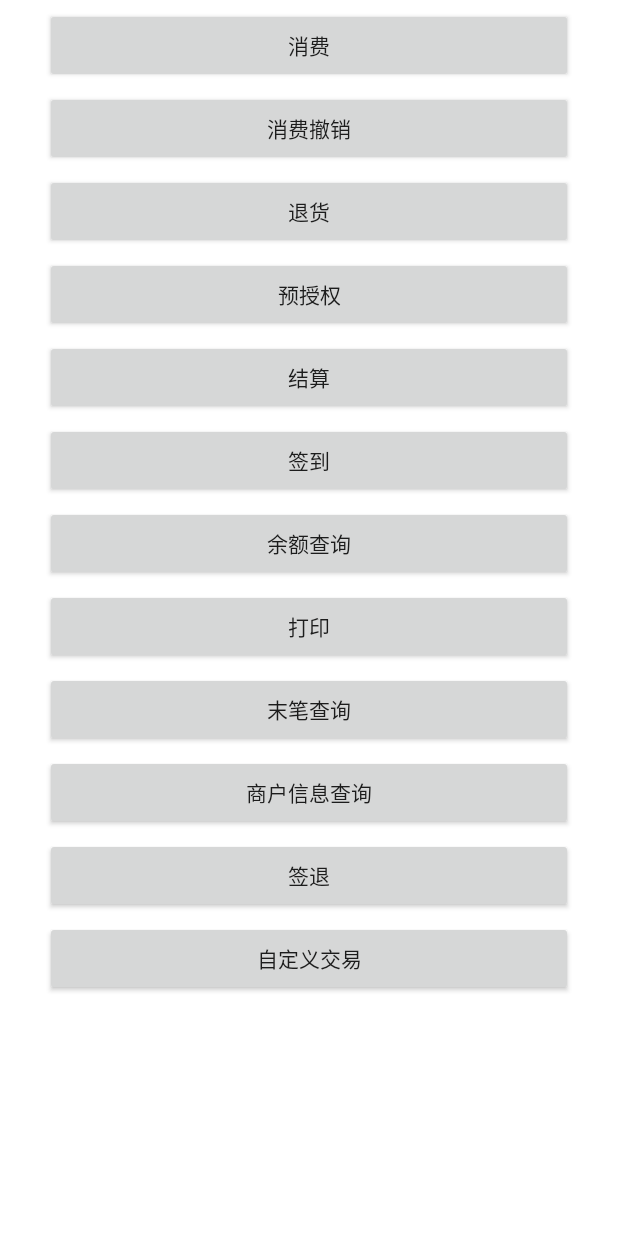
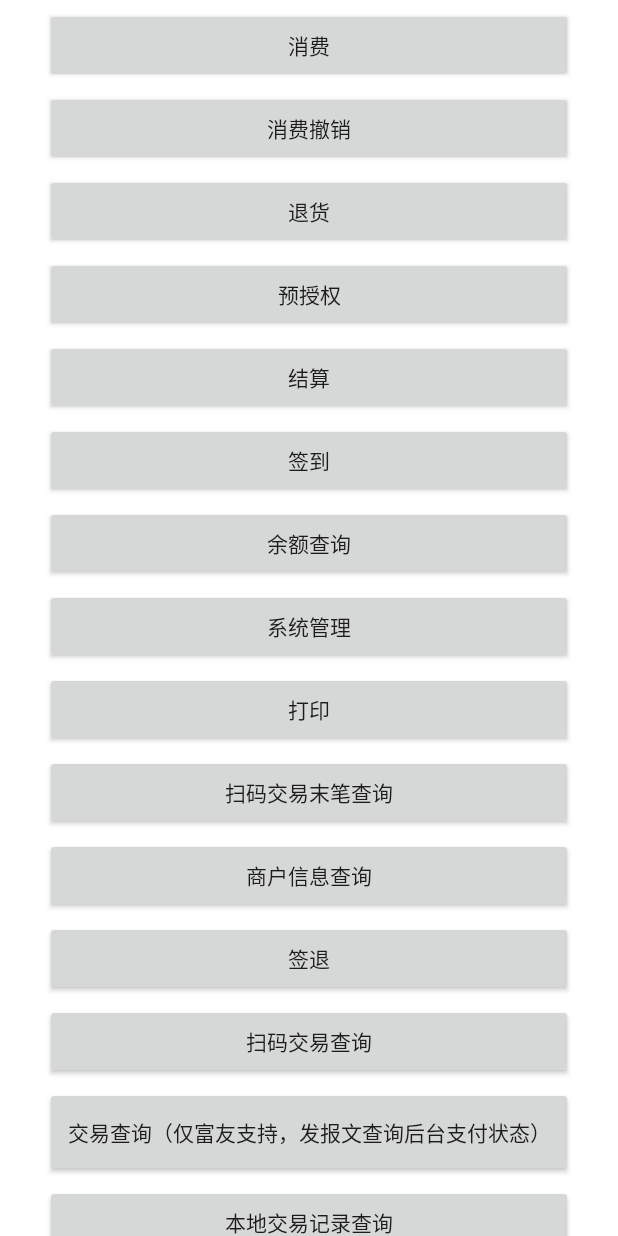
Before and after one commit to chuwuwang/sunmi-export-api-demo, an Android app: the screen it shows after launch (MainActivity), on a phone screen of 412 x 824 dp. Run offline under Robolectric (Android 15) with nearby library versions, the phone set to English and light mode, and no system bars.

Commit message:
0005582: L3 dome末笔查询应该是扫描末笔查询。

```diff
--- a/L3Demo/app/src/main/AndroidManifest.xml
+++ b/L3Demo/app/src/main/AndroidManifest.xml
@@ -20,6 +20,8 @@
         <activity android:name=".RevokeActivity" />
         <activity android:name=".ResultActivity" />
         <activity android:name=".CustomConsumeActivity" />
+        <activity android:name=".QrCodeTransactionQueryActivity" />
+        <activity android:name=".LocalRecordTransactionQueryActivity" />
 
         <!--接收结果广播-->
         <receiver android:name=".ResultReceiver">
--- a/L3Demo/app/src/main/java/sunmi/l3demo/Constants.java
+++ /dev/null
@@ -1,11 +0,0 @@
-package sunmi.l3demo;
-
-/**
- * @author by lj on 2017/6/16.
- */
-
-public class Constants {
-
-    public static boolean signBtnEnable = true;
-
-}
--- a/L3Demo/app/src/main/java/sunmi/l3demo/ConsumeActivity.java
+++ b/L3Demo/app/src/main/java/sunmi/l3demo/ConsumeActivity.java
@@ -3,7 +3,6 @@ package sunmi.l3demo;
 import android.app.Activity;
 import android.content.Intent;
 import android.os.Bundle;
-import android.text.TextUtils;
 import android.view.View;
 import android.widget.Button;
 import android.widget.CheckBox;
@@ -33,7 +32,6 @@ public class ConsumeActivity extends Activity implements View.OnClickListener {
     @Override
     protected void onCreate(Bundle savedInstanceState) {
         super.onCreate(savedInstanceState);
-        Constants.signBtnEnable = true;
         setContentView(R.layout.activity_consume);
         initView();
     }
--- a/L3Demo/app/src/main/java/sunmi/l3demo/CustomConsumeActivity.java
+++ b/L3Demo/app/src/main/java/sunmi/l3demo/CustomConsumeActivity.java
@@ -32,7 +32,6 @@ public class CustomConsumeActivity extends Activity implements View.OnClickListe
     @Override
     protected void onCreate(Bundle savedInstanceState) {
         super.onCreate(savedInstanceState);
-        Constants.signBtnEnable = true;
         setContentView(R.layout.activity_custom_consume);
         initView();
     }
--- a/L3Demo/app/src/main/java/sunmi/l3demo/MainActivity.java
+++ b/L3Demo/app/src/main/java/sunmi/l3demo/MainActivity.java
@@ -2,20 +2,17 @@ package sunmi.l3demo;
 
 import android.app.Activity;
 import android.content.Intent;
-import android.content.pm.PackageManager;
-import android.content.pm.ResolveInfo;
 import android.os.Bundle;
 import android.view.View;
 import android.view.View.OnClickListener;
 import android.widget.Button;
 import android.widget.Toast;
 
-import java.util.List;
-
 public class MainActivity extends Activity implements OnClickListener {
 
     private Button signBtn, consumeBtn, revokeBtn, preAuthBtn, returnGoodsBtn, settlementBtn, queryBalanceBtn,
             systemManagerBtn, printBtn, lastTransactionQueryBtn, queryMerchantBtn, signOutBtn, selectConsumptionBtn;
+    private Button qrCodeTransactionQueryBtn, fyTransactionQueryBtn, localRecordTransactionQueryBtn;
 
     @Override
     protected void onCreate(Bundle savedInstanceState) {
@@ -33,6 +30,9 @@ public class MainActivity extends Activity implements OnClickListener {
         lastTransactionQueryBtn = (Button) findViewById(R.id.btn_last_transaction_query);
         queryMerchantBtn = (Button) findViewById(R.id.btn_query_merchant);
         signOutBtn = (Button) findViewById(R.id.btn_sign_out);
+        qrCodeTransactionQueryBtn = (Button) findViewById(R.id.btn_query_qrCode_transaction);
+        fyTransactionQueryBtn = (Button) findViewById(R.id.btn_query_transaction_fy);
+        localRecordTransactionQueryBtn = (Button) findViewById(R.id.btn_query_transaction_local_record);
         selectConsumptionBtn = (Button) findViewById(R.id.btn_select_consumption);
 
         settlementBtn.setOnClickListener(this);
@@ -48,22 +48,22 @@ public class MainActivity extends Activity implements OnClickListener {
         revokeBtn.setOnClickListener(this);
         preAuthBtn.setOnClickListener(this);
         returnGoodsBtn.setOnClickListener(this);
+        qrCodeTransactionQueryBtn.setOnClickListener(this);
+        fyTransactionQueryBtn.setOnClickListener(this);
+        localRecordTransactionQueryBtn.setOnClickListener(this);
     }
 
 
     @Override
     public void onClick(View v) {
+        setEnable(false);
         Intent intent = new Intent("sunmi.payment.L3");
-        String transId = System.currentTimeMillis() + "";
-        intent.putExtra("transId", transId);
-        Constants.signBtnEnable = false;
-        setEnable();
         switch (v.getId()) {
             // 消费
             case R.id.btn_consume:
                 startActivity(new Intent(this, ConsumeActivity.class));
                 return;
-            //消费撤销
+            // 消费撤销
             case R.id.btn_revoke:
                 startActivity(new Intent(this, RevokeActivity.class));
                 return;
@@ -78,54 +78,60 @@ public class MainActivity extends Activity implements OnClickListener {
             // 结算
             case R.id.btn_settlement:
                 intent.putExtra("transType", 7);
-                intent.putExtra("appId", getPackageName());
                 break;
             // 签到
             case R.id.btn_sign:
                 intent.putExtra("transType", 8);
-                intent.putExtra("appId", getPackageName());
                 break;
             // 余额查询
             case R.id.btn_query_balance:
                 intent.putExtra("transType", 9);
-                intent.putExtra("appId", getPackageName());
                 break;
             // 系统管理
             case R.id.btn_system_manager:
                 intent.putExtra("transType", 10);
-                intent.putExtra("appId", getPackageName());
                 break;
             // 打印
             case R.id.btn_print:
                 intent.putExtra("transType", 11);
-                intent.putExtra("appId", getPackageName());
                 break;
             // 末笔查询
             case R.id.btn_last_transaction_query:
                 intent.putExtra("transType", 12);
-                intent.putExtra("appId", getPackageName());
                 break;
             // 商户信息查询
             case R.id.btn_query_merchant:
                 intent.putExtra("transType", 13);
-                intent.putExtra("appId", getPackageName());
                 break;
             // 签退
             case R.id.btn_sign_out:
                 intent.putExtra("transType", 15);
-                intent.putExtra("appId", getPackageName());
                 break;
+            // 扫码交易查询
+            case R.id.btn_query_qrCode_transaction:
+                startActivity(new Intent(this, QrCodeTransactionQueryActivity.class));
+                return;
+            // 交易查询（仅富友支持，发报文查询后台支付状态）
+            case R.id.btn_query_transaction_fy:
+                intent.putExtra("transType", 17);
+                break;
+            // 本地交易记录查询
+            case R.id.btn_query_transaction_local_record:
+                startActivity(new Intent(this, LocalRecordTransactionQueryActivity.class));
+                return;
+            // 自定义交易
             case R.id.btn_select_consumption:
                 startActivity(new Intent(this, CustomConsumeActivity.class));
                 return;
             default:
                 break;
         }
-        if (isIntentExisting(intent)) {
+        intent.putExtra("appId", getPackageName());
+        intent.putExtra("transId", System.currentTimeMillis() + "");
+        if (Util.isIntentExisting(intent, this)) {
             startActivity(intent);
         } else {
-            Constants.signBtnEnable = true;
-            setEnable();
+            setEnable(true);
             Toast.makeText(this, "此机器上没有安装L3应用", Toast.LENGTH_SHORT).show();
         }
     }
@@ -133,32 +139,27 @@ public class MainActivity extends Activity implements OnClickListener {
     @Override
     protected void onResume() {
         super.onResume();
-        Constants.signBtnEnable = true;
-        setEnable();
+        setEnable(true);
     }
 
-    private void setEnable() {
-        signBtn.setEnabled(Constants.signBtnEnable);
-        consumeBtn.setEnabled(Constants.signBtnEnable);
-        revokeBtn.setEnabled(Constants.signBtnEnable);
-        preAuthBtn.setEnabled(Constants.signBtnEnable);
-        returnGoodsBtn.setEnabled(Constants.signBtnEnable);
-        settlementBtn.setEnabled(Constants.signBtnEnable);
-        queryBalanceBtn.setEnabled(Constants.signBtnEnable);
-        systemManagerBtn.setEnabled(Constants.signBtnEnable);
-        printBtn.setEnabled(Constants.signBtnEnable);
-        lastTransactionQueryBtn.setEnabled(Constants.signBtnEnable);
-        queryMerchantBtn.setEnabled(Constants.signBtnEnable);
-        signOutBtn.setEnabled(Constants.signBtnEnable);
-        selectConsumptionBtn.setEnabled(Constants.signBtnEnable);
+    private void setEnable(boolean enable) {
+        signBtn.setEnabled(enable);
+        consumeBtn.setEnabled(enable);
+        revokeBtn.setEnabled(enable);
+        preAuthBtn.setEnabled(enable);
+        returnGoodsBtn.setEnabled(enable);
+        settlementBtn.setEnabled(enable);
+        queryBalanceBtn.setEnabled(enable);
+        systemManagerBtn.setEnabled(enable);
+        printBtn.setEnabled(enable);
+        lastTransactionQueryBtn.setEnabled(enable);
+        queryMerchantBtn.setEnabled(enable);
+        signOutBtn.setEnabled(enable);
+        selectConsumptionBtn.setEnabled(enable);
+        qrCodeTransactionQueryBtn.setEnabled(enable);
+        fyTransactionQueryBtn.setEnabled(enable);
+        localRecordTransactionQueryBtn.setEnabled(enable);
     }
 
-    public boolean isIntentExisting(Intent intent) {
-        final PackageManager packageManager = getPackageManager();
-        List<ResolveInfo> resolveInfo =
-                packageManager.queryIntentActivities(intent,
-                        PackageManager.MATCH_DEFAULT_ONLY);
-        return resolveInfo.size() > 0;
-    }
 
 }
--- a/L3Demo/app/src/main/java/sunmi/l3demo/PreAuthActivity.java
+++ b/L3Demo/app/src/main/java/sunmi/l3demo/PreAuthActivity.java
@@ -45,7 +45,6 @@ public class PreAuthActivity extends Activity implements View.OnClickListener, C
     @Override
     protected void onCreate(Bundle savedInstanceState) {
         super.onCreate(savedInstanceState);
-        Constants.signBtnEnable = true;
         setContentView(R.layout.activity_preauth);
         initView();
     }
--- a/L3Demo/app/src/main/java/sunmi/l3demo/ResultReceiver.java
+++ b/L3Demo/app/src/main/java/sunmi/l3demo/ResultReceiver.java
@@ -48,6 +48,7 @@ public class ResultReceiver extends BroadcastReceiver {
             long totalAmount = intent.getLongExtra("totalAmount", -1L);
             String qrOrderNo = intent.getStringExtra("qrOrderNo");
             String authNo = intent.getStringExtra("authNo");
+            String answerCode = intent.getStringExtra("answerCode");
             int transactionType = intent.getIntExtra("transactionType", -1);
             int transactionPlatform = intent.getIntExtra("transactionPlatform", -1);
             int qrCodeScanModel = intent.getIntExtra("qrCodeScanModel", -1);
@@ -124,6 +125,9 @@ public class ResultReceiver extends BroadcastReceiver {
             if (!TextUtils.isEmpty(qrOrderNo)) {
                 resultInfo = resultInfo + "\n qrOrderNo:" + qrOrderNo;
             }
+            if (!TextUtils.isEmpty(answerCode)) {
+                resultInfo = resultInfo + "\n answerCode:" + answerCode;
+            }
             if (transactionType != -1) {
                 resultInfo = resultInfo + "\n transactionType:" + transactionType;
             }
--- a/L3Demo/app/src/main/java/sunmi/l3demo/ReturnGoodsActivity.java
+++ b/L3Demo/app/src/main/java/sunmi/l3demo/ReturnGoodsActivity.java
@@ -34,7 +34,6 @@ public class ReturnGoodsActivity extends Activity implements View.OnClickListene
     @Override
     protected void onCreate(Bundle savedInstanceState) {
         super.onCreate(savedInstanceState);
-        Constants.signBtnEnable = true;
         setContentView(R.layout.activity_refund);
         initView();
     }
--- a/L3Demo/app/src/main/java/sunmi/l3demo/RevokeActivity.java
+++ b/L3Demo/app/src/main/java/sunmi/l3demo/RevokeActivity.java
@@ -33,7 +33,6 @@ public class RevokeActivity extends Activity implements View.OnClickListener {
     protected void onCreate(Bundle savedInstanceState) {
         super.onCreate(savedInstanceState);
         setContentView(R.layout.activity_revoke);
-        Constants.signBtnEnable = true;
         initView();
     }
 
--- a/L3Demo/app/src/main/java/sunmi/l3demo/Util.java
+++ b/L3Demo/app/src/main/java/sunmi/l3demo/Util.java
@@ -8,9 +8,10 @@ import android.content.pm.ResolveInfo;
 import java.util.List;
 
 /**
- * @author  by lj on 2017/5/15.
+ * @author by lj on 2017/5/15.
  */
 public class Util {
+
     public static boolean isIntentExisting(Intent intent, Context context) {
         final PackageManager packageManager = context.getPackageManager();
         List<ResolveInfo> resolveInfo =
@@ -21,4 +22,5 @@ public class Util {
         }
         return false;
     }
+
 }
--- a/L3Demo/app/src/main/res/layout/activity_main.xml
+++ b/L3Demo/app/src/main/res/layout/activity_main.xml
@@ -87,8 +87,7 @@
             android:layout_marginStart="30dp"
             android:layout_marginTop="5dp"
             android:text="系统管理"
-            android:textSize="14sp"
-            android:visibility="gone" />
+            android:textSize="14sp" />
 
         <Button
             android:id="@+id/btn_print"
@@ -107,7 +106,7 @@
             android:layout_marginEnd="30dp"
             android:layout_marginStart="30dp"
             android:layout_marginTop="5dp"
-            android:text="末笔查询"
+            android:text="扫码交易末笔查询"
             android:textSize="14sp" />
 
         <Button
@@ -128,8 +127,37 @@
             android:layout_marginStart="30dp"
             android:layout_marginTop="5dp"
             android:text="签退"
-            android:textSize="14sp"
-            android:visibility="visible" />
+            android:textSize="14sp" />
+
+        <Button
+            android:id="@+id/btn_query_qrCode_transaction"
+            android:layout_width="match_parent"
+            android:layout_height="50dp"
+            android:layout_marginEnd="30dp"
+            android:layout_marginStart="30dp"
+            android:layout_marginTop="5dp"
+            android:text="扫码交易查询"
+            android:textSize="14sp" />
+
+        <Button
+            android:id="@+id/btn_query_transaction_fy"
+            android:layout_width="match_parent"
+            android:layout_height="60dp"
+            android:layout_marginEnd="30dp"
+            android:layout_marginStart="30dp"
+            android:layout_marginTop="5dp"
+            android:text="交易查询（仅富友支持，发报文查询后台支付状态）"
+            android:textSize="14sp" />
+
+        <Button
+            android:id="@+id/btn_query_transaction_local_record"
+            android:layout_width="match_parent"
+            android:layout_height="50dp"
+            android:layout_marginEnd="30dp"
+            android:layout_marginStart="30dp"
+            android:layout_marginTop="5dp"
+            android:text="本地交易记录查询"
+            android:textSize="14sp" />
 
         <Button
             android:id="@+id/btn_select_consumption"
```
Also changed, not shown: L3Demo/app/src/main/java/sunmi/l3demo/LocalRecordTransactionQueryActivity.java (added, +41 -0 lines), L3Demo/app/src/main/java/sunmi/l3demo/QrCodeTransactionQueryActivity.java (added, +41 -0 lines), L3Demo/app/src/main/res/layout/activity_qr_code_transaction_query.xml (added, +26 -0 lines).
